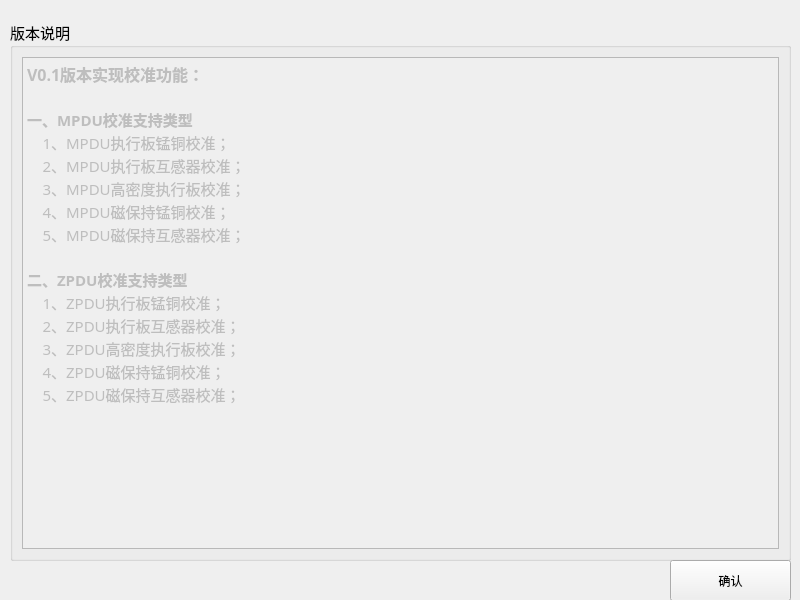
This is PDU-CalibrateTool/setups/versiondlg.ui in ChinaClever/PDU-CalibrateTool as Qt 5 draws it before an edit. The edited form follows.
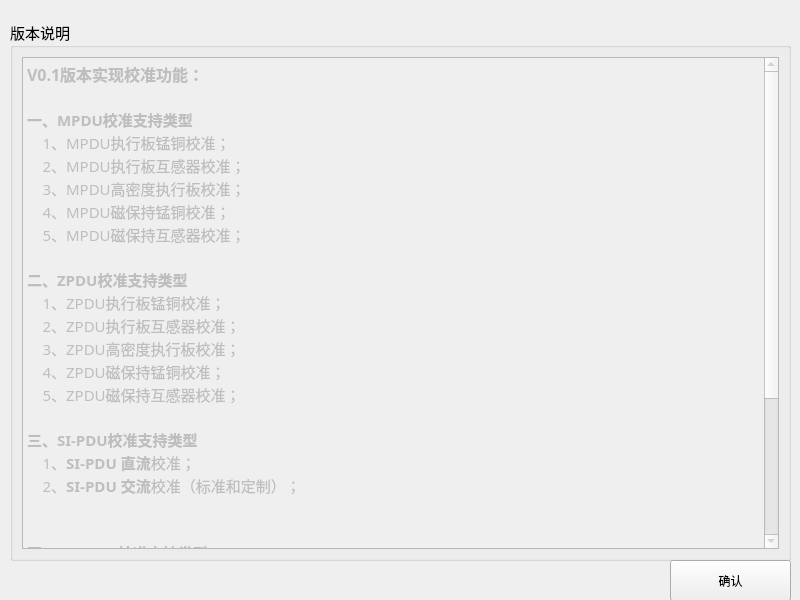
This is the edited form.

The edit to the form file:
```diff
--- a/PDU-CalibrateTool/setups/versiondlg.ui
+++ b/PDU-CalibrateTool/setups/versiondlg.ui
@@ -62,7 +62,22 @@
 &lt;p style=&quot; margin-top:0px; margin-bottom:0px; margin-left:0px; margin-right:0px; -qt-block-indent:0; text-indent:0px;&quot;&gt;    2、ZPDU执行板互感器校准；&lt;/p&gt;
 &lt;p style=&quot; margin-top:0px; margin-bottom:0px; margin-left:0px; margin-right:0px; -qt-block-indent:0; text-indent:0px;&quot;&gt;    3、ZPDU高密度执行板校准；	&lt;/p&gt;
 &lt;p style=&quot; margin-top:0px; margin-bottom:0px; margin-left:0px; margin-right:0px; -qt-block-indent:0; text-indent:0px;&quot;&gt;    4、ZPDU磁保持锰铜校准；&lt;/p&gt;
-&lt;p style=&quot; margin-top:0px; margin-bottom:0px; margin-left:0px; margin-right:0px; -qt-block-indent:0; text-indent:0px;&quot;&gt;    5、ZPDU磁保持互感器校准；&lt;/p&gt;&lt;/body&gt;&lt;/html&gt;</string>
+&lt;p style=&quot; margin-top:0px; margin-bottom:0px; margin-left:0px; margin-right:0px; -qt-block-indent:0; text-indent:0px;&quot;&gt;    5、ZPDU磁保持互感器校准；&lt;/p&gt;
+&lt;p style=&quot;-qt-paragraph-type:empty; margin-top:0px; margin-bottom:0px; margin-left:0px; margin-right:0px; -qt-block-indent:0; text-indent:0px;&quot;&gt;&lt;br /&gt;&lt;/p&gt;
+&lt;p style=&quot; margin-top:0px; margin-bottom:0px; margin-left:0px; margin-right:0px; -qt-block-indent:0; text-indent:0px;&quot;&gt;&lt;span style=&quot; font-weight:600;&quot;&gt;三、SI-PDU校准支持类型&lt;/span&gt;&lt;/p&gt;
+&lt;p style=&quot; margin-top:0px; margin-bottom:0px; margin-left:0px; margin-right:0px; -qt-block-indent:0; text-indent:0px;&quot;&gt;    1、&lt;span style=&quot; font-weight:600;&quot;&gt;SI-PDU 直流&lt;/span&gt;校准；&lt;/p&gt;
+&lt;p style=&quot; margin-top:0px; margin-bottom:0px; margin-left:0px; margin-right:0px; -qt-block-indent:0; text-indent:0px;&quot;&gt;    2、&lt;span style=&quot; font-weight:600;&quot;&gt;SI-PDU 交流&lt;/span&gt;校准（标准和定制）；&lt;/p&gt;
+&lt;p style=&quot;-qt-paragraph-type:empty; margin-top:0px; margin-bottom:0px; margin-left:0px; margin-right:0px; -qt-block-indent:0; text-indent:0px; font-weight:600;&quot;&gt;&lt;br /&gt;&lt;/p&gt;
+&lt;p style=&quot;-qt-paragraph-type:empty; margin-top:0px; margin-bottom:0px; margin-left:0px; margin-right:0px; -qt-block-indent:0; text-indent:0px;&quot;&gt;&lt;br /&gt;&lt;/p&gt;
+&lt;p style=&quot; margin-top:0px; margin-bottom:0px; margin-left:0px; margin-right:0px; -qt-block-indent:0; text-indent:0px;&quot;&gt;&lt;span style=&quot; font-weight:600;&quot;&gt;四、BM-PDU校准支持类型&lt;/span&gt;&lt;/p&gt;
+&lt;p style=&quot; margin-top:0px; margin-bottom:0px; margin-left:0px; margin-right:0px; -qt-block-indent:0; text-indent:0px;&quot;&gt;    1、&lt;span style=&quot; font-weight:600;&quot;&gt;BM-PDU 直流&lt;/span&gt;校准；&lt;/p&gt;
+&lt;p style=&quot; margin-top:0px; margin-bottom:0px; margin-left:0px; margin-right:0px; -qt-block-indent:0; text-indent:0px;&quot;&gt;    2、&lt;span style=&quot; font-weight:600;&quot;&gt;BM-PDU 交流&lt;/span&gt;校准；&lt;/p&gt;
+&lt;p style=&quot;-qt-paragraph-type:empty; margin-top:0px; margin-bottom:0px; margin-left:0px; margin-right:0px; -qt-block-indent:0; text-indent:0px;&quot;&gt;&lt;br /&gt;&lt;/p&gt;
+&lt;p style=&quot; margin-top:0px; margin-bottom:0px; margin-left:0px; margin-right:0px; -qt-block-indent:0; text-indent:0px;&quot;&gt;&lt;span style=&quot; font-weight:600;&quot;&gt;五、IP-PDU校准支持类型&lt;/span&gt;&lt;/p&gt;
+&lt;p style=&quot; margin-top:0px; margin-bottom:0px; margin-left:0px; margin-right:0px; -qt-block-indent:0; text-indent:0px;&quot;&gt;    1、&lt;span style=&quot; font-weight:600;&quot;&gt;IP-PDU V1直流&lt;/span&gt;校准；&lt;/p&gt;
+&lt;p style=&quot; margin-top:0px; margin-bottom:0px; margin-left:0px; margin-right:0px; -qt-block-indent:0; text-indent:0px;&quot;&gt;    2、&lt;span style=&quot; font-weight:600;&quot;&gt;IP-PDU V1交流&lt;/span&gt;校准；&lt;/p&gt;
+&lt;p style=&quot; margin-top:0px; margin-bottom:0px; margin-left:0px; margin-right:0px; -qt-block-indent:0; text-indent:0px;&quot;&gt;    3、&lt;span style=&quot; font-weight:600;&quot;&gt;IP-PDU V3直流&lt;/span&gt;校准；	&lt;/p&gt;
+&lt;p style=&quot; margin-top:0px; margin-bottom:0px; margin-left:0px; margin-right:0px; -qt-block-indent:0; text-indent:0px;&quot;&gt;    4、&lt;span style=&quot; font-weight:600;&quot;&gt;IP-PDU V3交流&lt;/span&gt;校准；&lt;/p&gt;&lt;/body&gt;&lt;/html&gt;</string>
       </property>
      </widget>
     </item>
```
